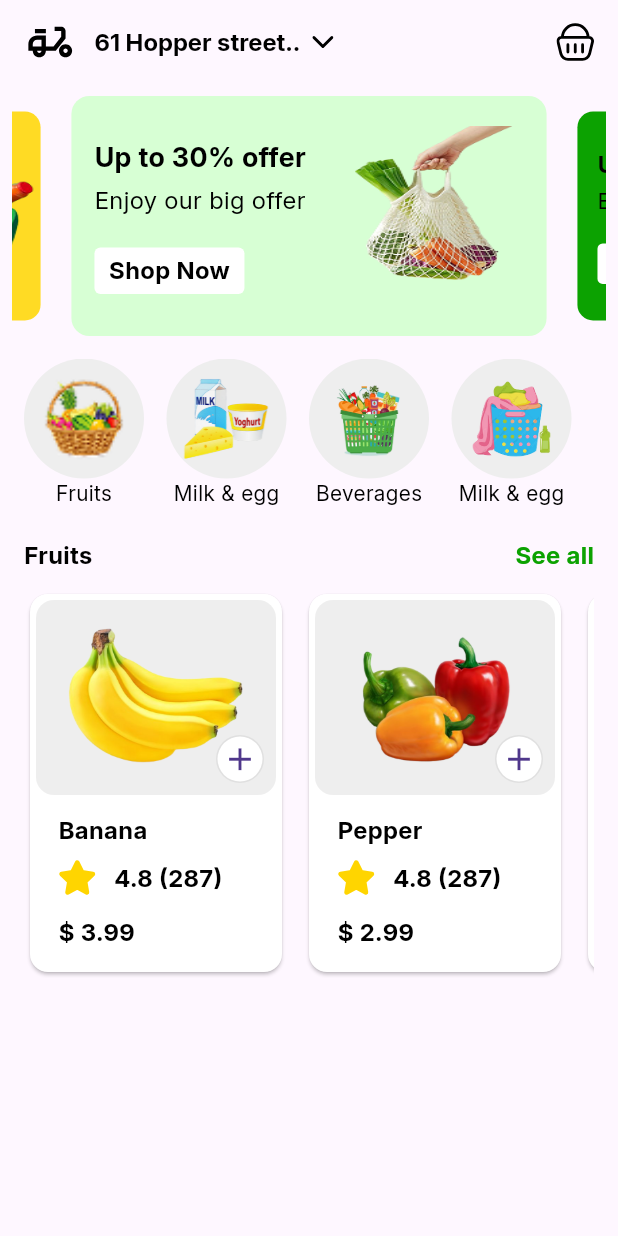
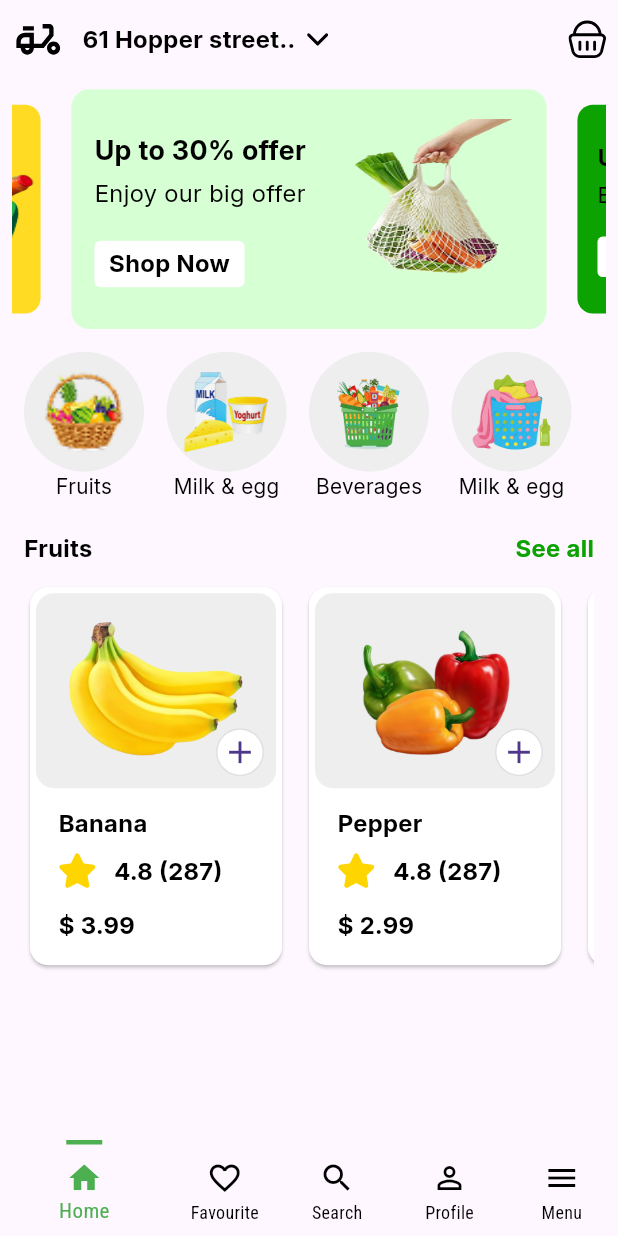
Before and after one commit to MosaadIbrahimB/Modern-Authentication-App, a Flutter app: the screen it shows after launch, on a phone screen of 412 x 824 dp. Run offline on Flutter 3.47's test engine with Material 3 defaults, Android fonts, the phone set to English and light mode, and no system bars; drawn by our look-alikes of carousel_slider; our stand-ins replace badges, bloc, flutter_bloc, flutter_svg, freezed_annotation.

Commit message:
add bottomNavigationBar and navigator to screen

```diff
--- /dev/null
+++ b/lib/feature/favourite/data/data_source/favourite_remote_data_source.dart
@@ -0,0 +1,3 @@
+abstract class FavouriteRemoteDataSource {}
+
+class FavouriteRemoteDataSourceImp implements FavouriteRemoteDataSource  {}
--- /dev/null
+++ b/lib/feature/favourite/data/repository/favourite_repository_imp.dart
@@ -0,0 +1,3 @@
+import 'package:modern_authentication_app/feature/favourite/domain/repository/favourite_repository.dart';
+
+class FavouriteRepositoryImp implements FavouriteRepository  {}
--- /dev/null
+++ b/lib/feature/favourite/domain/repository/favourite_repository.dart
@@ -0,0 +1 @@
+abstract class FavouriteRepository {}
--- /dev/null
+++ b/lib/feature/favourite/presentation/screen/favourite_screen.dart
@@ -0,0 +1,10 @@
+import 'package:flutter/material.dart';
+
+class FavScreen extends StatelessWidget {
+  const FavScreen({super.key});
+
+  @override
+  Widget build(BuildContext context) {
+    return Center(child: Text("FAV"));
+  }
+}
--- a/lib/feature/home/presentation/control/home/home_cubit.dart
+++ b/lib/feature/home/presentation/control/home/home_cubit.dart
@@ -1,4 +1,6 @@
 import 'package:bloc/bloc.dart';
+import 'package:flutter/material.dart';
+import 'package:modern_authentication_app/feature/home/presentation/screen/home_screen.dart';
 
 import '../../../data/model/product_model.dart';
 import '../../../data/repo/repo.dart';
@@ -6,6 +8,15 @@ import '../../../data/repo/repo.dart';
 class HomeCubit extends Cubit<HomeState> {
   HomeCubit() : super(HomeInitialState());
   bool _view = false;
+  int _index = 0;
+
+  int getIndex() => _index;
+
+  changeIndex(int newIndex) {
+    _index = newIndex;
+
+    emit(ChangeIndexScreenState());
+  }
 
   addBagItem(List<ProductModel> bagProduct, ProductModel product) {
     List<ProductModel> pro = Repo.listProduct;
@@ -67,3 +78,5 @@ class AddItemOfBagState extends HomeState {}
 class SubItemOfBagState extends HomeState {}
 
 class ViewBasketState extends HomeState {}
+
+class ChangeIndexScreenState extends HomeState {}
--- a/lib/feature/home/presentation/screen/home_screen.dart
+++ b/lib/feature/home/presentation/screen/home_screen.dart
@@ -1,49 +1,35 @@
 import 'package:flutter/material.dart';
 import 'package:flutter_bloc/flutter_bloc.dart';
-import 'package:modern_authentication_app/core/utils/app_color.dart';
-import 'package:modern_authentication_app/feature/home/data/repo/repo.dart';
+import 'package:modern_authentication_app/feature/favourite/presentation/screen/favourite_screen.dart';
+import '../../../search/presentation/screen/search_screen.dart';
 import '../control/home/home_cubit.dart';
 import '../widget/app_bar_fruits_widget.dart';
-import '../widget/bag_item_widget.dart';
-import '../widget/carousel_slider_widget.dart';
-import '../widget/category_list_widget.dart';
-import '../widget/product_list_widget.dart';
-import '../widget/see_all_widget.dart';
+import '../widget/body_home_screen_widget.dart';
+import '../widget/bottom_navigation_bar_widget.dart';
 
 class HomeScreen extends StatelessWidget {
-  const HomeScreen({super.key});
-
+  HomeScreen({super.key});
+  final List<Widget> screen = [
+    BodyHomeScreenWidget(),
+    FavScreen(),
+    SearchScreen(),
+    Center(child: Text("Profile")),
+    Center(child: Text("Menu")),
+  ];
   @override
   Widget build(BuildContext context) {
     return BlocProvider(
       create: (context) => HomeCubit(),
       child: Scaffold(
-        appBar: AppBar(title: AppBarWidget()),
-        body: Padding(
-          padding: const EdgeInsets.all(8.0),
-          child: Column(
-            children: [
-              CarouselSliderWidget(),
-              SizedBox(height: 15),
-              Padding(
-                padding: const EdgeInsets.symmetric(horizontal: 8),
-                child: Column(
-                  mainAxisAlignment: MainAxisAlignment.start,
-                  children: [
-                    CategoryListWidget(),
-                    SizedBox(height: 20),
-                    SeeAllWidget(),
-                    SizedBox(height: 10),
-                    ProductListWidget(),
-                    SizedBox(height: 10),
-                    BagItemWidget(),
-                  ],
-                ),
-              ),
-            ],
-          ),
+        body: BlocBuilder<HomeCubit, HomeState>(
+          builder: (context, state) {
+            return screen[BlocProvider.of<HomeCubit>(context).getIndex()];
+          },
         ),
+        bottomNavigationBar: BottomNavigationBarWidget(),
       ),
     );
   }
 }
+
+// appBar: AppBar(title: AppBarWidget()),
--- /dev/null
+++ b/lib/feature/home/presentation/widget/body_home_screen_widget.dart
@@ -0,0 +1,45 @@
+import 'package:flutter/material.dart';
+import 'package:modern_authentication_app/feature/home/presentation/widget/product_list_widget.dart';
+import 'package:modern_authentication_app/feature/home/presentation/widget/see_all_widget.dart';
+import 'app_bar_fruits_widget.dart';
+import 'bag_item_widget.dart';
+import 'carousel_slider_widget.dart';
+import 'category_list_widget.dart';
+class BodyHomeScreenWidget extends StatelessWidget {
+  const BodyHomeScreenWidget({super.key});
+
+  @override
+  Widget build(BuildContext context) {
+    return Padding(
+      padding: const EdgeInsets.all(8.0),
+      child: SafeArea(
+        child: SingleChildScrollView(
+          child: Column(
+            children: [
+              AppBarWidget(),
+              SizedBox(height: 15),
+              CarouselSliderWidget(),
+              SizedBox(height: 15),
+              Padding(
+                padding: const EdgeInsets.symmetric(horizontal: 8),
+                child: Column(
+                  mainAxisAlignment: MainAxisAlignment.start,
+                  children: [
+                    CategoryListWidget(),
+                    SizedBox(height: 20),
+                    SeeAllWidget(),
+                    SizedBox(height: 10),
+                    ProductListWidget(),
+                    SizedBox(height: 10),
+                    BagItemWidget(),
+                    SizedBox(height: 75,)
+                  ],
+                ),
+              ),
+            ],
+          ),
+        ),
+      ),
+    );
+  }
+}
--- /dev/null
+++ b/lib/feature/home/presentation/widget/bottom_navigation_bar_widget.dart
@@ -0,0 +1,75 @@
+import 'package:flutter/material.dart';
+import 'package:flutter_bloc/flutter_bloc.dart';
+
+import '../../../favourite/presentation/screen/favourite_screen.dart';
+import '../control/home/home_cubit.dart';
+import 'item_nav_widget.dart';
+class BottomNavigationBarWidget extends StatelessWidget {
+  const BottomNavigationBarWidget({super.key});
+
+  @override
+  Widget build(BuildContext context) {
+    return BlocBuilder<HomeCubit, HomeState>(
+      builder: (context, state) {
+        return BottomNavigationBar(
+          landscapeLayout: BottomNavigationBarLandscapeLayout.linear,
+          currentIndex: BlocProvider.of<HomeCubit>(context).getIndex(),
+          onTap: (value) {
+            BlocProvider.of<HomeCubit>(context).changeIndex(value);
+          },
+          elevation: 0,
+          unselectedItemColor: Colors.black,
+          selectedItemColor: Colors.green,
+          showSelectedLabels: true,
+          showUnselectedLabels: true,
+          items: [
+            BottomNavigationBarItem(
+              icon: ItemNavWidget(
+                index: BlocProvider.of<HomeCubit>(context).getIndex(),
+                numberItem: 0,
+                icon: Icons.home,
+              ),
+
+              label: "Home",
+            ),
+            BottomNavigationBarItem(
+              icon: ItemNavWidget(
+                index: BlocProvider.of<HomeCubit>(context).getIndex(),
+                numberItem: 1,
+                icon: Icons.favorite_border,
+              ),
+
+              label: "Favourite",
+            ),
+            BottomNavigationBarItem(
+              icon: ItemNavWidget(
+                index: BlocProvider.of<HomeCubit>(context).getIndex(),
+                numberItem: 2,
+                icon: Icons.search,
+              ),
+
+              label: "Search",
+            ),
+            BottomNavigationBarItem(
+              icon: ItemNavWidget(
+                index: BlocProvider.of<HomeCubit>(context).getIndex(),
+                numberItem: 3,
+                icon: Icons.person_outline,
+              ),
+
+              label: "Profile",
+            ),
+            BottomNavigationBarItem(
+              icon: ItemNavWidget(
+                index: BlocProvider.of<HomeCubit>(context).getIndex(),
+                numberItem: 4,
+                icon: Icons.menu,
+              ),
+              label: "Menu",
+            ),
+          ],
+        );
+      },
+    );
+  }
+}
--- /dev/null
+++ b/lib/feature/home/presentation/widget/item_nav_widget.dart
@@ -0,0 +1,29 @@
+import 'package:flutter/material.dart';
+class ItemNavWidget extends StatelessWidget {
+  const ItemNavWidget({
+    super.key,
+    required this.index,
+    required this.numberItem,
+    this.icon,
+  });
+
+  final int index;
+  final int numberItem;
+  final IconData? icon;
+
+  @override
+  Widget build(BuildContext context) {
+    return Container(
+      padding: EdgeInsets.only(top: 10),
+      decoration: BoxDecoration(
+        border: Border(
+          top: BorderSide(
+            color: index == numberItem ? Colors.green : Colors.transparent,
+            width: 3,
+          ),
+        ),
+      ),
+      child: Icon(icon),
+    );
+  }
+}
--- /dev/null
+++ b/lib/feature/search/presentation/screen/search_screen.dart
@@ -0,0 +1,10 @@
+import 'package:flutter/material.dart';
+
+class SearchScreen extends StatelessWidget {
+  const SearchScreen({super.key});
+
+  @override
+  Widget build(BuildContext context) {
+    return Scaffold(body: Center(child: Text("SearchScreen")));
+  }
+}
```
